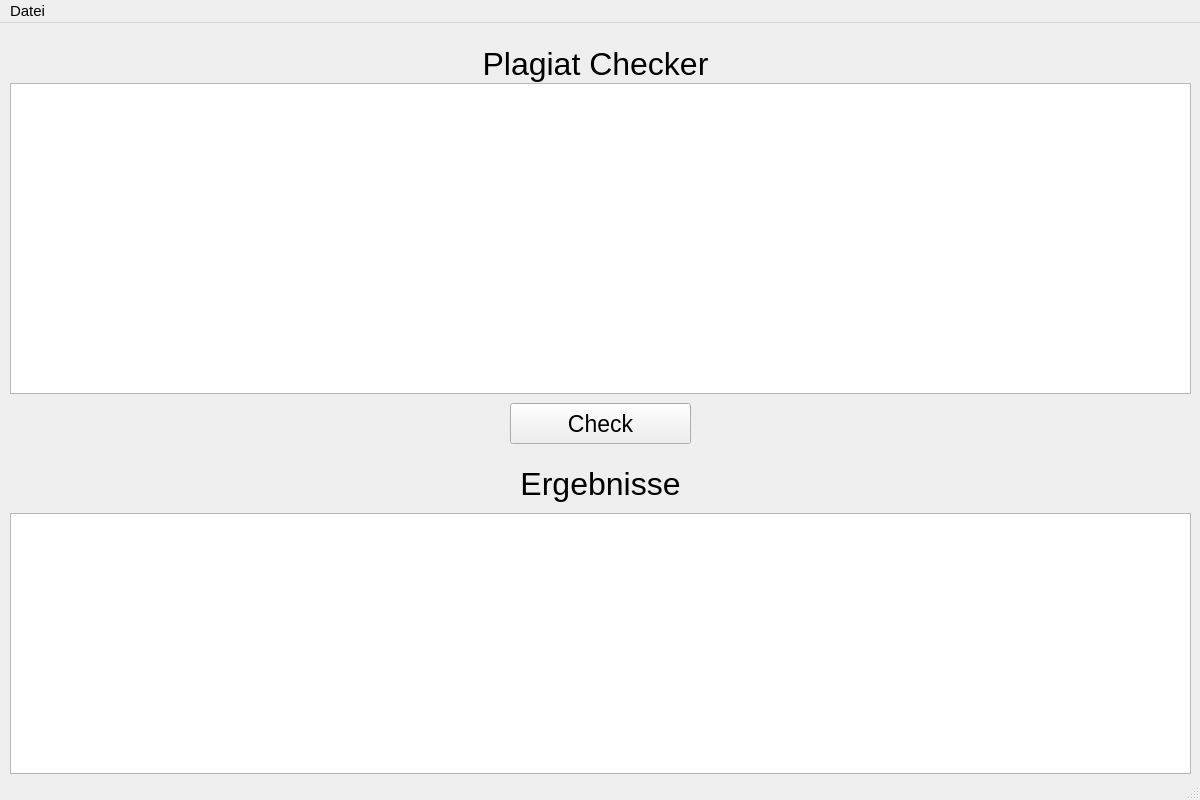
Above: Qt/frm_main.ui from 930C/plagiat-checker before the change. Below: the same form after it.
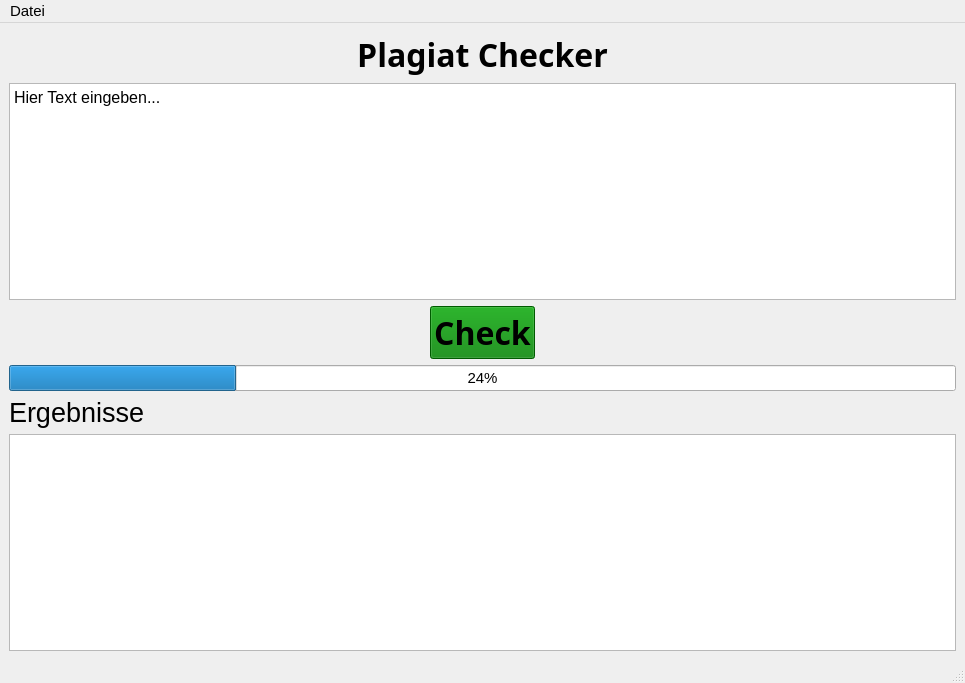
That is the form after the change.

Patch:
```diff
--- a/Qt/frm_main.ui
+++ b/Qt/frm_main.ui
@@ -6,8 +6,8 @@
    <rect>
     <x>0</x>
     <y>0</y>
-    <width>1200</width>
-    <height>800</height>
+    <width>965</width>
+    <height>683</height>
    </rect>
   </property>
   <property name="font">
@@ -19,18 +19,22 @@
    <string>MainWindow</string>
   </property>
   <widget class="QWidget" name="centralwidget">
+   <layout class="QGridLayout" name="gridLayout">
+    <item row="0" column="0" alignment="Qt::AlignHCenter">
    <widget class="QLabel" name="lb_plagiatChecker">
-    <property name="geometry">
-     <rect>
-      <x>0</x>
-      <y>20</y>
-      <width>1191</width>
-      <height>41</height>
-     </rect>
+      <property name="baseSize">
+       <size>
+        <width>2</width>
+        <height>0</height>
+       </size>
     </property>
     <property name="font">
      <font>
+        <family>Noto Sans Display Bold</family>
       <pointsize>24</pointsize>
+        <weight>75</weight>
+        <italic>false</italic>
+        <bold>true</bold>
      </font>
     </property>
     <property name="text">
@@ -40,73 +44,115 @@
      <set>Qt::AlignCenter</set>
     </property>
    </widget>
+    </item>
+    <item row="1" column="0">
+     <widget class="QPlainTextEdit" name="te_input">
+      <property name="baseSize">
+       <size>
+        <width>2</width>
+        <height>0</height>
+       </size>
+      </property>
+      <property name="font">
+       <font>
+        <pointsize>12</pointsize>
+       </font>
+      </property>
+      <property name="plainText">
+       <string>Hier Text eingeben...</string>
+      </property>
+     </widget>
+    </item>
+    <item row="5" column="0">
    <widget class="QLabel" name="lb_ergebnisse">
-    <property name="geometry">
-     <rect>
-      <x>0</x>
-      <y>440</y>
-      <width>1201</width>
-      <height>41</height>
-     </rect>
+      <property name="baseSize">
+       <size>
+        <width>2</width>
+        <height>0</height>
+       </size>
     </property>
     <property name="font">
      <font>
-      <pointsize>24</pointsize>
+        <pointsize>20</pointsize>
      </font>
     </property>
     <property name="text">
      <string>Ergebnisse</string>
     </property>
     <property name="alignment">
-     <set>Qt::AlignCenter</set>
-    </property>
-   </widget>
-   <widget class="QTableWidget" name="tv_ergebnisse">
-    <property name="geometry">
-     <rect>
-      <x>10</x>
-      <y>490</y>
-      <width>1181</width>
-      <height>261</height>
-     </rect>
-    </property>
-   </widget>
-   <widget class="QPlainTextEdit" name="te_input">
-    <property name="geometry">
-     <rect>
-      <x>10</x>
-      <y>60</y>
-      <width>1181</width>
-      <height>311</height>
-     </rect>
-    </property>
-   </widget>
+       <set>Qt::AlignLeading|Qt::AlignLeft|Qt::AlignVCenter</set>
+      </property>
+     </widget>
+    </item>
+    <item row="4" column="0">
+     <widget class="QProgressBar" name="progressBar">
+      <property name="baseSize">
+       <size>
+        <width>2</width>
+        <height>0</height>
+       </size>
+      </property>
+      <property name="value">
+       <number>24</number>
+      </property>
+     </widget>
+    </item>
+    <item row="2" column="0" alignment="Qt::AlignHCenter">
    <widget class="QPushButton" name="bt_check">
-    <property name="geometry">
-     <rect>
-      <x>510</x>
-      <y>380</y>
-      <width>181</width>
-      <height>41</height>
-     </rect>
+      <property name="baseSize">
+       <size>
+        <width>1</width>
+        <height>1</height>
+       </size>
     </property>
     <property name="font">
      <font>
-      <pointsize>17</pointsize>
-     </font>
-    </property>
+        <family>Noto Sans Display Bold</family>
+        <pointsize>24</pointsize>
+        <weight>75</weight>
+        <italic>false</italic>
+        <bold>true</bold>
+       </font>
+      </property>
+      <property name="cursor">
+       <cursorShape>PointingHandCursor</cursorShape>
+      </property>
+      <property name="autoFillBackground">
+       <bool>false</bool>
+      </property>
+      <property name="styleSheet">
+       <string notr="true">background-color: green;
+text-align: center;</string>
+      </property>
     <property name="text">
      <string>Check</string>
     </property>
    </widget>
+    </item>
+    <item row="6" column="0">
+     <widget class="QTableWidget" name="tv_ergebnisse">
+      <property name="baseSize">
+       <size>
+        <width>2</width>
+        <height>0</height>
+       </size>
+      </property>
+      <property name="font">
+       <font>
+        <pointsize>14</pointsize>
+       </font>
+      </property>
+     </widget>
+    </item>
+   </layout>
   </widget>
   <widget class="QMenuBar" name="menubar">
    <property name="geometry">
     <rect>
      <x>0</x>
      <y>0</y>
-     <width>1200</width>
-     <height>23</height>
+     <width>965</width>
+     <height>34</height>
     </rect>
    </property>
    <widget class="QMenu" name="menuDatei">
```
Lines whose indentation alone changed are shown as unchanged.
